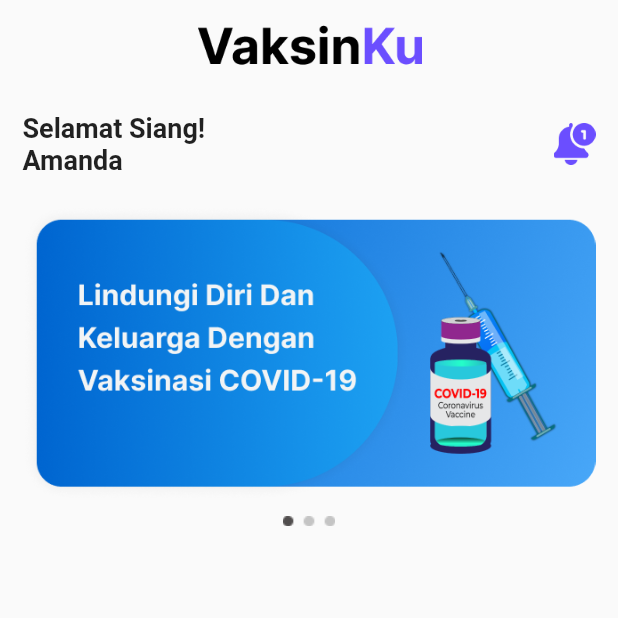
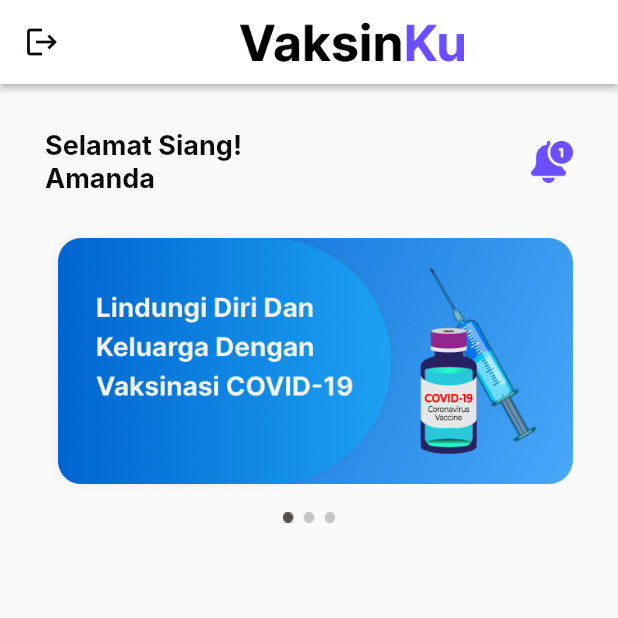
Before and after one commit to Catyousha/studi-independent-kolaborasi, a Flutter app: the screen it shows after launch, on a phone screen of 412 x 824 dp, the top half of it. Run offline on Flutter 3.47's test engine with Material 2 defaults, Android fonts, the light colour scheme and no system bars; Roboto replaces fonts that are missing (Inter).

Commit message:
pisahkan widget appbar, pagecontainer, rapikan text style & padding

```diff
--- a/lib/tugas05_vaksinku/views/dashboard/dashboard_page.dart
+++ b/lib/tugas05_vaksinku/views/dashboard/dashboard_page.dart
@@ -1,5 +1,7 @@
 import 'package:flutter/cupertino.dart';
 import 'package:flutter/material.dart';
+import 'dashboard_view.dart';
+import '../../widgets/custom_appbar.dart';
 
 class DashboardPage extends StatelessWidget {
   const DashboardPage({Key? key}) : super(key: key);
@@ -7,51 +9,16 @@ class DashboardPage extends StatelessWidget {
   @override
   Widget build(BuildContext context) {
     return Scaffold(
-      body: SafeArea(
-        child: Column(
-          children: [
-            Container(
-              padding: EdgeInsets.all(15.0),
-              child: Center(
-                child: Column(
-                  children: [
-                    Image.asset(
-                      'assets/images/VaksinKu.png',
-                      height: 30,
-                      width: 150,
-                    ),
-                    SizedBox(
-                      height: 30,
-                    ),
-                    Row(
-                      mainAxisAlignment: MainAxisAlignment.spaceBetween,
-                      children: <Widget>[
-                        Text(
-                          'Selamat Siang!\nAmanda',
-                          style: TextStyle(
-                              fontWeight: FontWeight.bold, fontSize: 18),
-                        ),
-                        Image.asset(
-                          'assets/images/icon_notif.png',
-                          height: 28,
-                        ),
-                      ],
-                    ),
-                    SizedBox(
-                      height: 20,
-                    ),
-                    Image.asset('assets/images/banner.png'),
-                    SizedBox(
-                      height: 10,
-                    ),
-                    Image.asset('assets/images/bullet.png'),
-                  ],
-                ),
-              ),
-            ),
-          ],
+      appBar: CustomAppBar(
+        title: Image.asset(
+          'assets/images/VaksinKu.png',
+          height: 30,
+          width: 150,
         ),
+        leadingIcon: Icons.logout,
+        onPressLeadingIcon: () {},
       ),
+      body: const DashboardView(),
     );
   }
 }
--- /dev/null
+++ b/lib/tugas05_vaksinku/views/dashboard/dashboard_view.dart
@@ -0,0 +1,41 @@
+import 'package:flutter/material.dart';
+import '../../styles/typos.dart';
+import '../../widgets/page_container.dart';
+
+class DashboardView extends StatelessWidget {
+  const DashboardView({
+    Key? key,
+  }) : super(key: key);
+
+  @override
+  Widget build(BuildContext context) {
+    return PageContainer(
+      child: Column(
+        children: [
+          Row(
+            mainAxisAlignment: MainAxisAlignment.spaceBetween,
+            children: <Widget>[
+              Text(
+                'Selamat Siang!\nAmanda',
+                style: typosTextBold(type: TyposType.large),
+              ),
+              Image.asset(
+                'assets/images/icon_notif.png',
+                height: 28,
+              ),
+            ],
+          ),
+          const SizedBox(
+            height: 20,
+          ),
+          Image.asset('assets/images/banner.png'),
+          const SizedBox(
+            height: 10,
+          ),
+          Image.asset('assets/images/bullet.png'),
+
+        ],
+      ),
+    );
+  }
+}
--- /dev/null
+++ b/lib/tugas05_vaksinku/widgets/custom_appbar.dart
@@ -0,0 +1,35 @@
+import 'package:flutter/material.dart';
+import '../styles/colors.dart';
+
+class CustomAppBar extends StatelessWidget implements PreferredSizeWidget {
+  final Color? backgroundColor = Colors.red;
+  final Widget? title;
+  final IconData leadingIcon;
+  final VoidCallback onPressLeadingIcon;
+
+  const CustomAppBar({
+    Key? key,
+    this.title,
+    required this.leadingIcon,
+    required this.onPressLeadingIcon,
+  }) : super(key: key);
+
+  @override
+  Widget build(BuildContext context) {
+    return AppBar(
+      title: Center(
+        child: title,
+      ),
+      leading: IconButton(
+        onPressed: onPressLeadingIcon,
+        icon: Icon(leadingIcon),
+        color: CustomColor.colorInkDarkest,
+      ),
+      backgroundColor: CustomColor.colorSkyWhite,
+      elevation: 2,
+    );
+  }
+
+  @override
+  Size get preferredSize => const Size.fromHeight(kToolbarHeight);
+}
--- /dev/null
+++ b/lib/tugas05_vaksinku/widgets/page_container.dart
@@ -0,0 +1,22 @@
+import 'package:flutter/material.dart';
+
+class PageContainer extends StatelessWidget {
+  final Widget child;
+
+  const PageContainer({
+    Key? key,
+    required this.child,
+  }) : super(key: key);
+
+  @override
+  Widget build(BuildContext context) {
+    return SafeArea(
+      child: SingleChildScrollView(
+        child: Container(
+          padding: const EdgeInsets.all(30.0),
+          child: child,
+        ),
+      ),
+    );
+  }
+}
```
